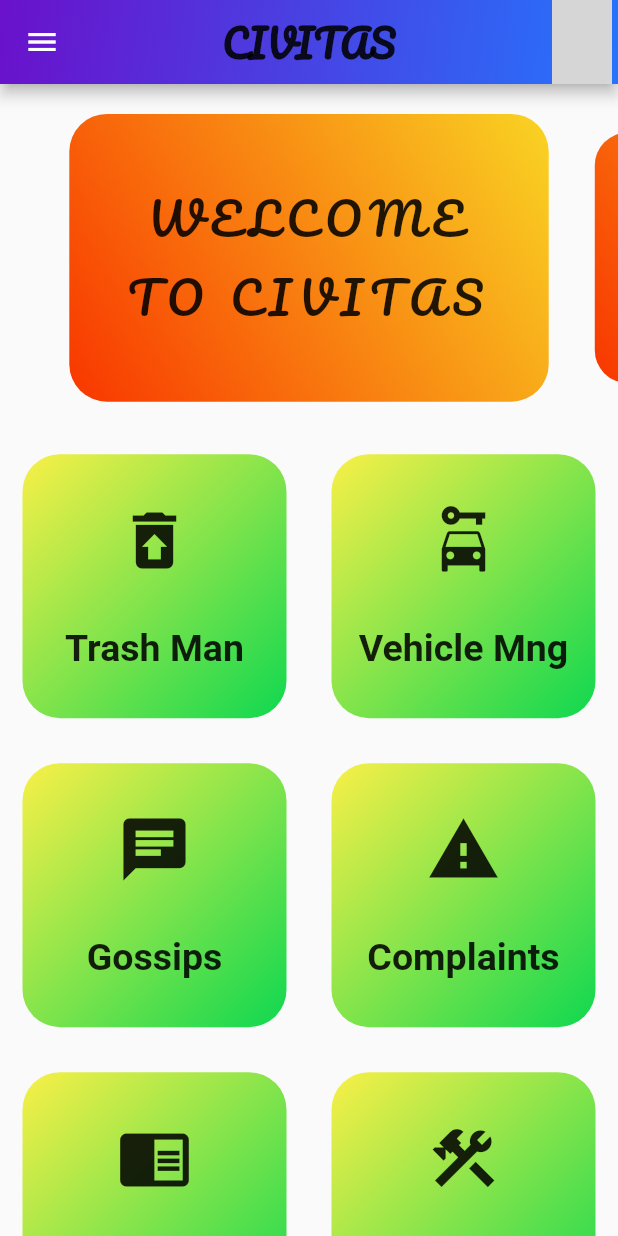
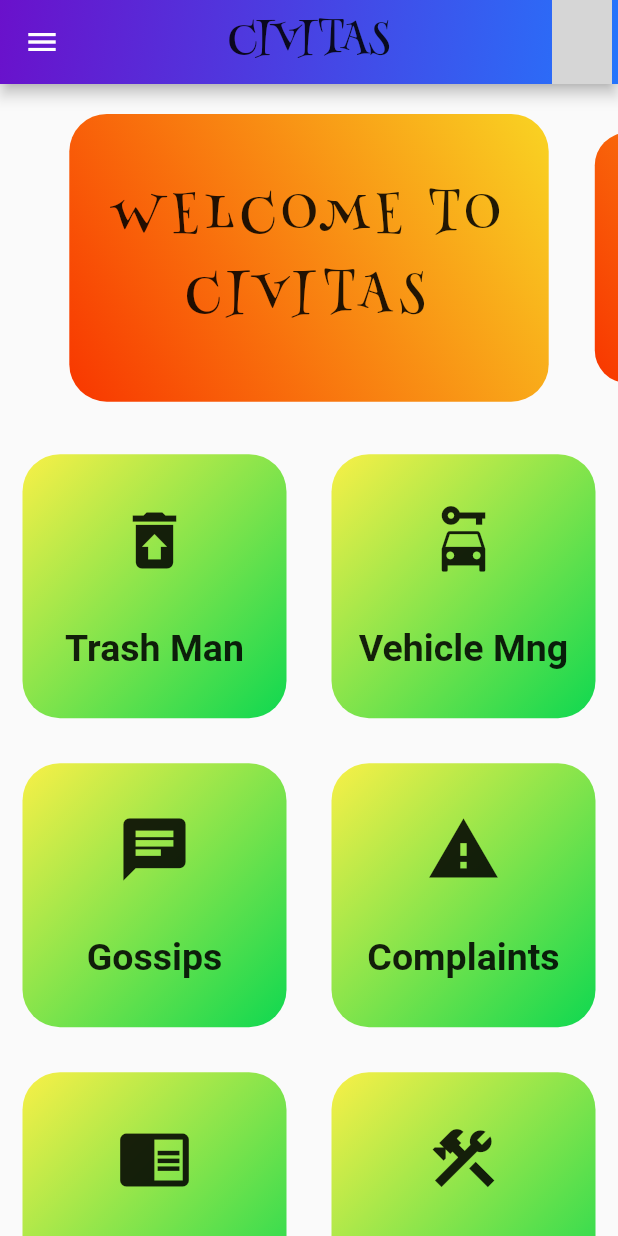
Before and after one commit to VE5PER/civitas, a Flutter app: the MyHomePage screen opened directly, on a phone screen of 412 x 824 dp. Run offline on Flutter 3.47's test engine with Material 2 defaults, Android fonts, the phone set to English and light mode, and no system bars; drawn by our look-alikes of carousel_slider; our stand-ins replace font_awesome_flutter, google_maps_flutter, hexcolor, image_picker, otp_text_field, settings_ui; grey boxes are pictures that could not be loaded.

Commit message:
Added Fonts and Gradients

```diff
--- a/lib/homepage.dart
+++ b/lib/homepage.dart
@@ -41,7 +41,7 @@ class _MyHomePageState extends State<MyHomePage> {
         appBar: AppBar(
           flexibleSpace: Container(
             height: MediaQuery.of(context).size.height,
-            child: Center(child: Text("CIVITAS",style: TextStyle(fontSize: 25, fontWeight: FontWeight.bold,fontFamily: 'Pacifico')),),
+            child: Center(child: Text('CIVITAS',style: TextStyle(fontFamily: 'Henny Penny',fontSize: 25,)),),
             decoration: BoxDecoration(
                 gradient: LinearGradient(
                     begin: Alignment.topLeft,
--- a/lib/pinboarditems/pg1.dart
+++ b/lib/pinboarditems/pg1.dart
@@ -28,7 +28,7 @@ class _pg1State extends State<pg1> {
         child: const Center(
           child: Text(
             'WELCOME TO CIVITAS',
-            style: TextStyle( fontSize: 30,fontFamily: 'Pacifico',letterSpacing: 5), textAlign: TextAlign.center,
+            style: TextStyle( fontSize: 30,fontFamily: 'Henny Penny',letterSpacing: 5), textAlign: TextAlign.center,
           ),
         ));
   }
```
Also changed, not shown: pubspec.yaml (+7 -0 lines), assets/fonts/HennyPenny-Regular.ttf (added), assets/fonts/Lobster-Regular.ttf (added).
